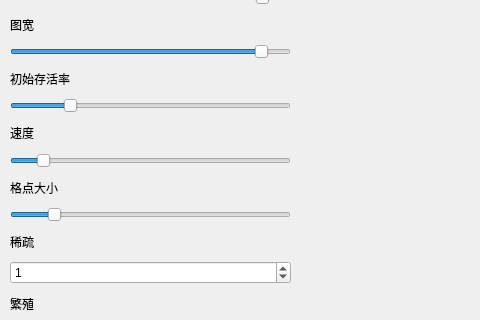
The window that setting.ui (HirojiFukuyama/qt_PC2DM) describes before a commit, drawn with Qt 5; both pictures show x 0 to 480 and y 93 to 413 of the 645 by 535 pixel window.
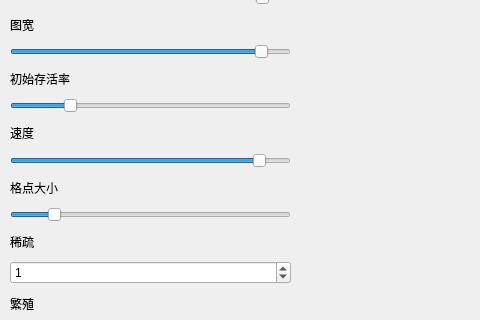
The same window after the commit.

Patch:
```diff
--- a/setting.ui
+++ b/setting.ui
@@ -143,13 +143,16 @@
        <number>1</number>
       </property>
       <property name="maximum">
-       <number>1000</number>
+       <number>100</number>
       </property>
       <property name="singleStep">
-       <number>10</number>
+       <number>1</number>
+      </property>
+      <property name="pageStep">
+       <number>1</number>
       </property>
       <property name="value">
-       <number>100</number>
+       <number>91</number>
       </property>
       <property name="orientation">
        <enum>Qt::Horizontal</enum>
```
